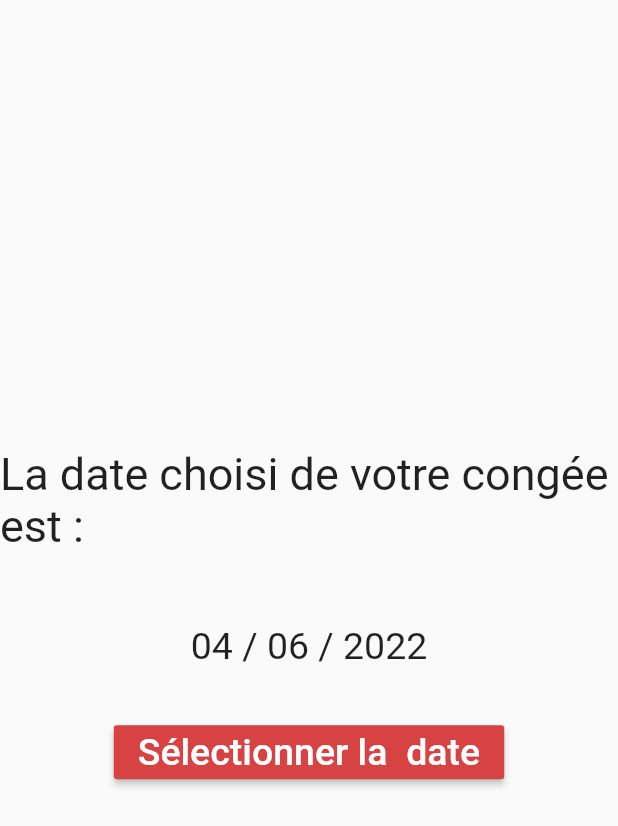
After one commit to adnanedrief/Gestion_Absences_employees_Flutter, a Flutter app: the Mes_conges screen opened directly, on a phone screen of 412 x 824 dp. The commit adds this screen. Shown: the top 826 px of the screen. Run offline on Flutter 3.47's test engine with Material 2 defaults, Android fonts, the phone set to English and light mode, and no system bars; our stand-ins replace cloud_firestore, file_picker, firebase_auth, firebase_core, firebase_storage, flutter_signin_button and 5 more; missing offline and left inert: email_auth, firebase_auth_web, firebase_core_web, flutter_email_sender, flutter_phone_direct_caller, kommunicate_flutter and 1 more; accounts and stored records are empty.

Commit message:
yeaaah this is the final commit

```diff
--- /dev/null
+++ b/lib/Employee/mes_conges.dart
@@ -0,0 +1,64 @@
+import 'dart:async';
+import 'package:flutter/material.dart';
+import 'package:intl/intl.dart';
+
+void main() => runApp(MyApp8());
+
+class MyApp8 extends StatelessWidget {
+  @override
+  Widget build(BuildContext context) {
+    return MaterialApp(
+      home: Mes_conges(),
+    );
+  }
+}
+
+class Mes_conges extends StatefulWidget {
+  @override
+  _Mes_congesState createState() => _Mes_congesState();
+}
+
+class _Mes_congesState extends State<Mes_conges> {
+  DateTime currentDate = DateTime.now();
+
+  Future<void> _selectDate(BuildContext context) async {
+    final DateTime? pickedDate = await showDatePicker(
+        context: context,
+        initialDate: currentDate,
+        firstDate: DateTime(2015),
+        lastDate: DateTime(2050));
+    if (pickedDate != null && pickedDate != currentDate)
+      setState(() {
+        currentDate = pickedDate;
+      });
+  }
+
+  @override
+  Widget build(BuildContext context) {
+    return Scaffold(
+      body: Center(
+        child: Column(
+          mainAxisSize: MainAxisSize.min,
+          children: <Widget>[
+            Text("La date choisi de votre congée est :",
+                style: TextStyle(fontSize: 30)),
+            Text(" "),
+            Text(" "),
+            Text(" "),
+            Text(DateFormat('dd / MM / yyyy').format(currentDate).toString(),
+                style: TextStyle(fontSize: 25)),
+            Text(" "),
+            Text(" "),
+            RaisedButton(
+              color: Color.fromARGB(255, 215, 67, 67),
+              onPressed: () => _selectDate(context),
+              child: Text('Sélectionner la  date',
+                  style: TextStyle(
+                      color: Color.fromARGB(255, 255, 255, 255), fontSize: 25)),
+            ),
+          ],
+        ),
+      ),
+    );
+  }
+}
```
Also changed, not shown: lib/Employee/home_screen_drawer.dart (+17 -6 lines).
